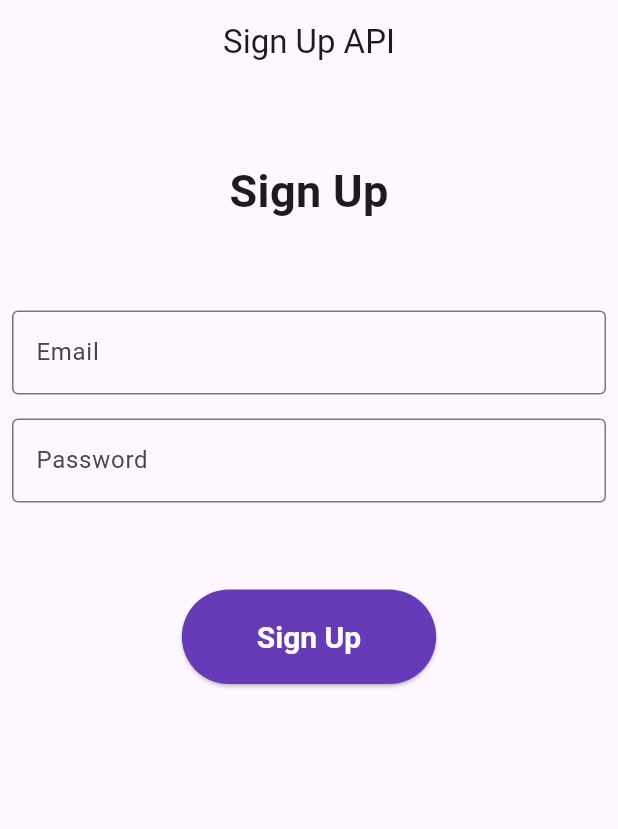
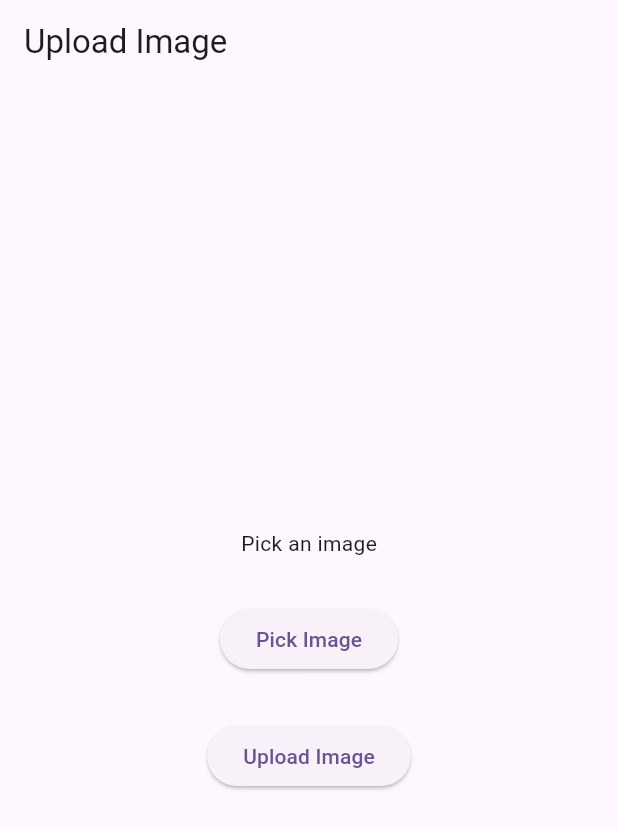
Before and after one commit to ahmaddioxide/hackthehike, a Flutter app: the screen it shows after launch, on a phone screen of 412 x 824 dp. Shown: the top 829 px of the screen. Run offline on Flutter 3.47's test engine with Material 2 defaults, Android fonts, the phone set to English and light mode, and no system bars; drawn by our look-alikes of modal_progress_hud_nsn; our stand-ins replace cached_network_image, flutter_cache_manager, image_picker.

Commit message:
Complete Code

```diff
--- /dev/null
+++ b/lib/Model/RestApi_Postimage.dart
@@ -0,0 +1,109 @@
+import 'dart:io';
+import 'dart:convert';
+import 'package:flutter/material.dart';
+import 'package:http/http.dart' as http;
+import 'package:image_picker/image_picker.dart';
+import 'package:modal_progress_hud_nsn/modal_progress_hud_nsn.dart';
+
+
+class UploadImageScreen extends StatefulWidget {
+  const UploadImageScreen({super.key});
+
+  @override
+  State<UploadImageScreen> createState() => _UploadImageScreenState();
+}
+
+class _UploadImageScreenState extends State<UploadImageScreen> {
+
+  //image picker
+  final _picker = ImagePicker();
+  File? _imageFile;
+
+  bool showspinner = false;
+  void _pickImage() async {
+    final pickedFile = await _picker.pickImage(source: ImageSource.gallery, imageQuality: 50);
+    if(pickedFile != null){
+      _imageFile = File(pickedFile.path);
+      setState(() {
+
+      });
+
+    }else{
+      print("No Image Selected");
+    }
+  }
+
+  //upload image
+  Future<void> uploadImage() async {
+    setState(() {
+      showspinner = true;
+    });
+    var stream = new http.ByteStream(_imageFile!.openRead());
+    stream.cast();
+    var length = await _imageFile!.length();
+    var uri = Uri.parse('https://fakestoreapi.com/products');
+    var request = new http.MultipartRequest("POST", uri);
+    request.fields['title'] ="Static Title";
+    var multipartFile = new http.MultipartFile('image', stream, length,);
+    request.files.add(multipartFile);
+    var response = await request.send();
+    if (response.statusCode == 200) {
+      print("Image Uploaded");
+      setState(() {
+        showspinner = false;
+      });
+    } else {
+      print("Upload Failed");
+      setState(() {
+        showspinner = false;
+      });
+    }
+
+  }
+
+  @override
+  Widget build(BuildContext context) {
+    return ModalProgressHUD(
+      inAsyncCall: showspinner,
+      child: Scaffold(
+        appBar: AppBar(
+          title: const Text('Upload Image'),
+        ),
+        body: Center(
+          child: Column(
+            mainAxisAlignment: MainAxisAlignment.center,
+            crossAxisAlignment: CrossAxisAlignment.center,
+            children: [
+              Container(
+                child: _imageFile == null
+                    ? const Text('Pick an image')
+                    : Container(child: Image.file(
+                  File(_imageFile!.path),
+                  fit: BoxFit.cover,
+                  height: 300,
+                  width: 300,
+
+                )),
+              ),
+              const SizedBox(height: 30,),
+              ElevatedButton(
+                onPressed: () {
+                  _pickImage();
+                },
+                child: const Text('Pick Image'),
+              ),
+              const SizedBox(height: 30,),
+              ElevatedButton(
+                onPressed: () {
+                  uploadImage();
+                },
+                child: const Text('Upload Image'),
+              ),
+
+            ],
+          ),
+        ),
+      ),
+    );
+  }
+}
--- a/lib/main.dart
+++ b/lib/main.dart
@@ -1,5 +1,6 @@
 import 'package:flutter/material.dart';
 import 'package:restapi_flutter/Home_Screen.dart';
+import 'package:restapi_flutter/Model/RestApi_Postimage.dart';
 import 'package:restapi_flutter/RestAPI_Photo.dart';
 import 'package:restapi_flutter/RestApi_User.dart';
 import 'package:restapi_flutter/SignupAPi.dart';
@@ -20,7 +21,7 @@ class MyApp extends StatelessWidget {
         colorScheme: ColorScheme.fromSeed(seedColor: Colors.deepPurple),
         useMaterial3: true,
       ),
-      home:   SignUp(),
+      home:   UploadImageScreen(),
     );
   }
 }
--- a/pubspec.yaml
+++ b/pubspec.yaml
@@ -38,6 +38,7 @@ dependencies:
   cached_network_image: ^3.2.3
   flutter_cache_manager: ^3.3.1
   modal_progress_hud_nsn: ^0.4.0
+  image_picker: ^1.0.1
 
 dev_dependencies:
   flutter_test:
```
Also changed, not shown: pubspec.lock, 1 other file.
